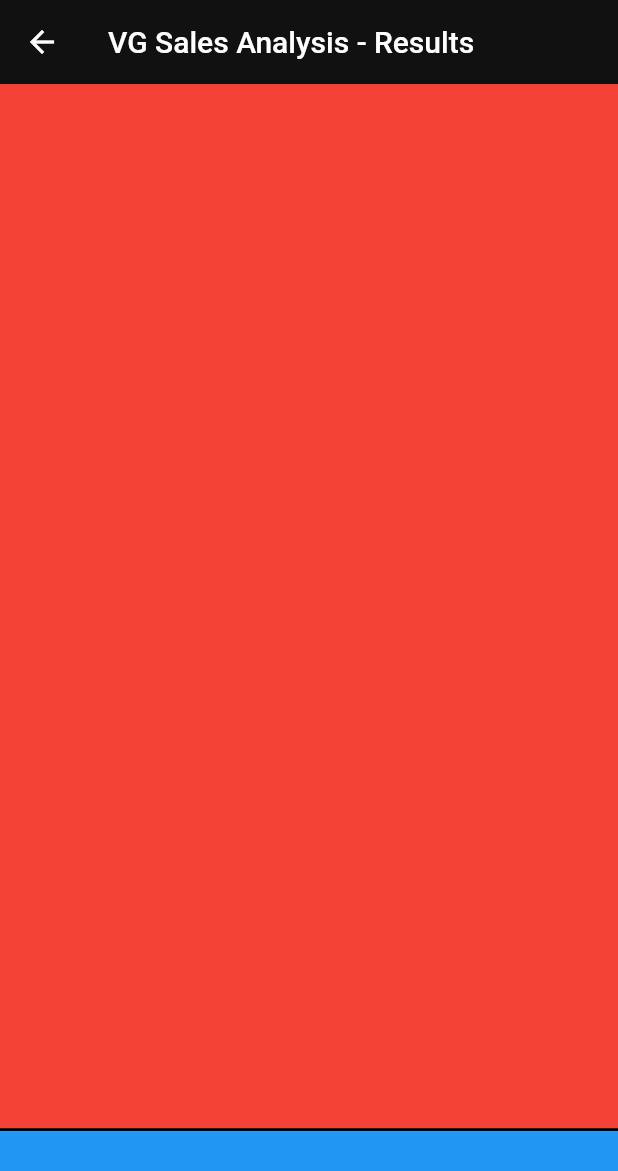
After one commit to frekkanzer2/VGSalesDataAnalyzer, a Flutter app: the ResultsPage screen opened directly, on a phone screen of 412 x 824 dp. The commit adds this screen. Shown: the top 1171 px of the screen. Run offline on Flutter 3.47's test engine with Material 2 defaults, Android fonts, the phone set to English and light mode, and no system bars; our stand-ins replace auto_size_text.

Commit message:
View folder + Results page + Animations plugin

```diff
--- a/queryapp/lib/home_page.dart
+++ b/queryapp/lib/View/home_page.dart
@@ -159,7 +159,9 @@ class _MyHomePageState extends State<MyHomePage> {
                       AttributeButtonSelection(
                         button_text: "Esegui",
                         hasBorders: false,
-                        callback: () {},
+                        callback: () {
+
+                        },
                       ),
                     ],
                   ),
--- /dev/null
+++ b/queryapp/lib/View/result_page.dart
@@ -0,0 +1,49 @@
+import 'package:flutter/material.dart';
+import 'package:queryapp/Utils/custom_colors.dart';
+import 'package:queryapp/Utils/custom_widgets.dart';
+
+class ResultsPage extends StatefulWidget {
+  @override
+  _ResultsPageState createState() => _ResultsPageState();
+}
+
+class _ResultsPageState extends State<ResultsPage> {
+
+  double screen_height = 0;
+
+  @override
+  Widget build(BuildContext context) {
+    screen_height = MediaQuery.of(context).size.height;
+    return Scaffold(
+      body: SingleChildScrollView(
+        child: Container(
+          height: screen_height,
+          child: Column(
+            children: [
+              AppBar(
+                title: Text(
+                  "VG Sales Analysis - Results",
+                  style: TextStyle(
+                    color: Colors.white,
+                  ),
+                ),
+                backgroundColor: custom_Black_80,
+              ),
+              // FIRST CONTAINER
+              Expanded(
+                child: Container(color: Colors.red,),
+                flex: 10,
+              ),
+              SectionDivider(),
+              // SECOND CONTAINER
+              Expanded(
+                child: Container(color: Colors.blue,),
+                flex: 1,
+              ),
+            ],
+          ),
+        ),
+      ),
+    );
+  }
+}
--- a/queryapp/lib/main.dart
+++ b/queryapp/lib/main.dart
@@ -1,8 +1,7 @@
 // @dart=2.9
 
 import 'package:flutter/material.dart';
-import 'package:queryapp/Utils/custom_colors.dart';
-import 'package:queryapp/home_page.dart';
+import 'View/home_page.dart';
 
 void main() {
   runApp(MyApp());
--- a/queryapp/pubspec.yaml
+++ b/queryapp/pubspec.yaml
@@ -22,6 +22,7 @@ environment:
 
 dependencies:
   auto_size_text: ^2.1.0
+  animations: ^2.0.0
   flutter:
     sdk: flutter
 
```
Also changed, not shown: queryapp/pubspec.lock.
